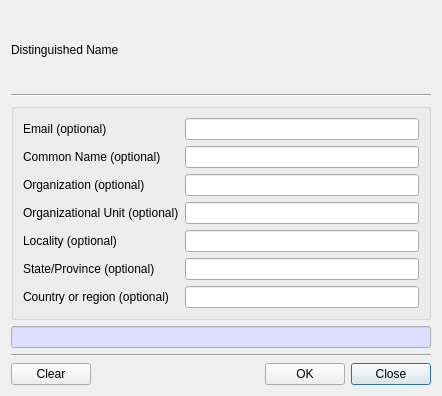
This is CertMan/make_dn_dlg.ui in jykim74/CertMan as Qt 5 draws it before an edit. The edited form follows.
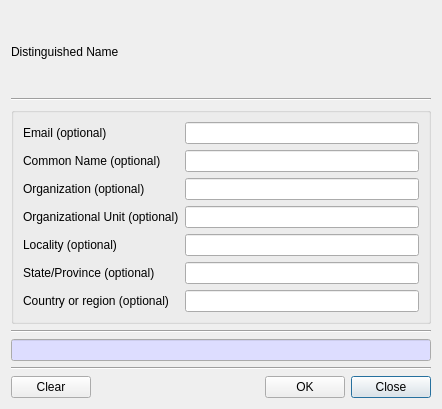
This is the edited form.

```diff
--- a/CertMan/make_dn_dlg.ui
+++ b/CertMan/make_dn_dlg.ui
@@ -7,7 +7,7 @@
     <x>0</x>
     <y>0</y>
     <width>442</width>
-    <height>396</height>
+    <height>409</height>
    </rect>
   </property>
   <property name="windowTitle">
@@ -130,6 +130,13 @@
      </layout>
     </widget>
    </item>
+   <item>
+    <widget class="Line" name="line_3">
+     <property name="orientation">
+      <enum>Qt::Horizontal</enum>
+     </property>
+    </widget>
+   </item>
    <item>
     <widget class="QLineEdit" name="mDNText">
      <property name="palette">
```
